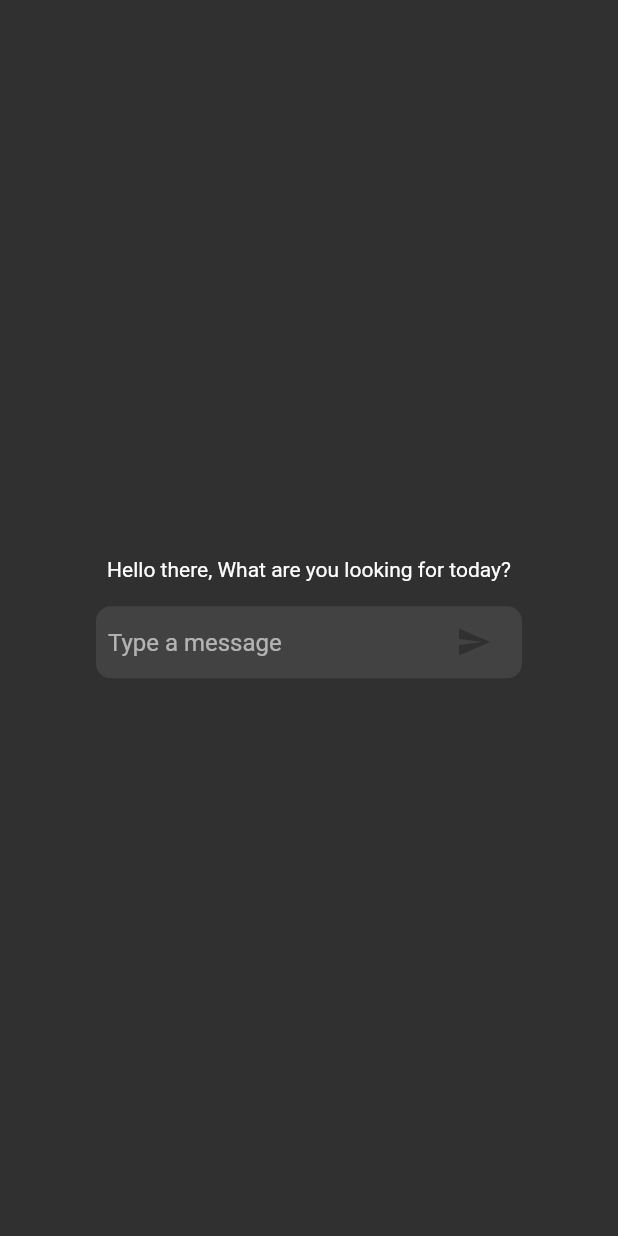
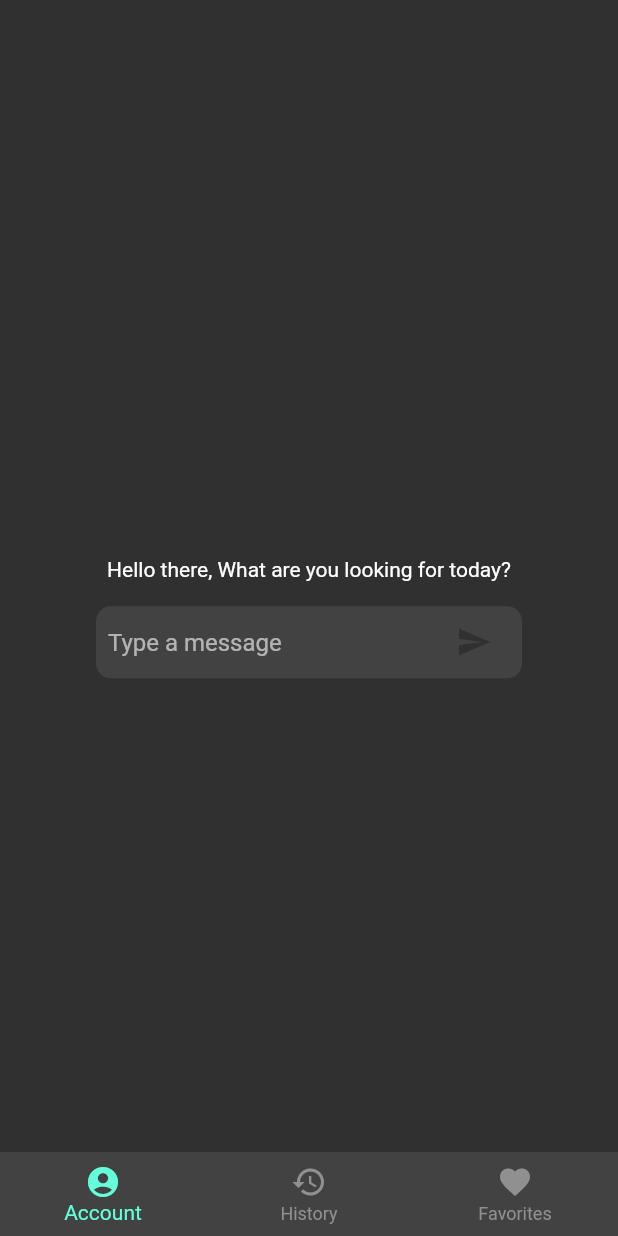
Before and after one commit to JanDuchnowski/chatapp, a Flutter app: the screen it shows after launch, on a phone screen of 412 x 824 dp. Run offline on Flutter 3.47's test engine with Material 2 defaults, Android fonts, the phone set to English and light mode, and no system bars; our stand-ins replace bloc, equatable, flutter_bloc.

Commit message:
Moved files and added navigation bloc with fixed navigation bar

```diff
--- a/chat_app/lib/bloc/chat/chat_bloc.dart
+++ b/chat_app/lib/bloc/chat/chat_bloc.dart
@@ -22,10 +22,6 @@ class ChatBloc extends Bloc<ChatEvent, ChatState> {
     final String answer = response['recommendation'];
          print("got here");
 
-      // Use the productList as needed
-
-    // END: abpxx6d04wxr
-
 
     final List<String> messageHistory = state.messageHistory + [event.message];
     emit(state.copyWith(messageHistory: messageHistory, answer:answer, status: ChatStateStatus.fetched, productList: productList));
--- /dev/null
+++ b/chat_app/lib/bloc/navigation/navigation_bloc.dart
@@ -0,0 +1,13 @@
+import 'package:bloc/bloc.dart';
+import 'package:equatable/equatable.dart';
+
+part 'navigation_event.dart';
+part 'navigation_state.dart';
+
+class NavigationBloc extends Bloc<NavigationEvent, NavigationState> {
+  NavigationBloc() : super(const NavigationState.initial()) {
+    on<NavigationEvent>((event, emit) {
+      emit(state.copyWith(selectedIndex: event.index));
+    });
+  }
+}
--- /dev/null
+++ b/chat_app/lib/bloc/navigation/navigation_event.dart
@@ -0,0 +1,8 @@
+part of 'navigation_bloc.dart';
+
+class NavigationEvent extends Equatable {
+  const NavigationEvent({required this.index});
+  final int index;
+  @override
+  List<Object> get props => [index];
+}
--- /dev/null
+++ b/chat_app/lib/bloc/navigation/navigation_state.dart
@@ -0,0 +1,16 @@
+part of 'navigation_bloc.dart';
+
+class NavigationState extends Equatable {
+  const NavigationState({required this.selectedIndex});
+  final int selectedIndex;
+  const NavigationState.initial() : selectedIndex = 0;
+
+  NavigationState copyWith({
+    int? selectedIndex,
+  }) {
+    return NavigationState(selectedIndex: selectedIndex ?? this.selectedIndex);
+  }
+
+  @override
+  List<Object> get props => [selectedIndex];
+}
--- a/chat_app/lib/main.dart
+++ b/chat_app/lib/main.dart
@@ -4,14 +4,21 @@ import 'package:chat_app/bloc/chat/chat_bloc.dart';
 import 'package:chat_app/bloc/theme/theme_bloc.dart';
 import 'package:chat_app/interfaces/chat_interface.dart';
 import 'package:chat_app/repositories/chat_repository.dart';
-import 'package:chat_app/screens/chat_screen/chat_screen.dart';
+import 'package:chat_app/views/screens/chat_screen/chat_screen.dart';
+import 'package:chat_app/views/screens/favorites/favorites_screen.dart';
+import 'package:chat_app/views/screens/history/history_screen.dart';
+import 'package:chat_app/views/screens/home_screen.dart';
+import 'package:chat_app/views/widget/custom_navigation_bar.dart';
 import 'package:flutter/material.dart';
 import 'package:flutter_bloc/flutter_bloc.dart';
+
+import 'bloc/navigation/navigation_bloc.dart';
 
 void main() {
   final ChatInterface chatInterface = ChatRepository();
   runApp(MultiBlocProvider(
     providers: [
+      BlocProvider(create: (context) => NavigationBloc()),
       BlocProvider(
         create: (context) => ChatBloc(chatInterface: chatInterface),
       ),
@@ -20,7 +27,7 @@ void main() {
       ),
       BlocProvider(create: (context) => ThemeBloc()),
     ],
-    child: ChatGPTPage(),
+    child: const ChatGPTPage(),
 
   ),
   );
@@ -35,7 +42,8 @@ class ChatGPTPage extends StatelessWidget {
     return MaterialApp(
       theme: ThemeData.dark(),
       home: Scaffold(
-        body: ChatScreen(),
+        body: HomeScreen(),
+
       ),
     );
   }
--- a/chat_app/lib/screens/chat_screen/chat_screen.dart
+++ /dev/null
@@ -1,96 +0,0 @@
-import 'package:chat_app/bloc/chat/chat_bloc.dart';
-import 'package:chat_app/constant_strings.dart';
-import 'package:chat_app/screens/chat_screen/widgets/chat_message.dart';
-import 'package:chat_app/screens/chat_screen/widgets/product_card.dart';
-import 'package:chat_app/utils/build_context_data.dart';
-import 'package:flutter/material.dart';
-import 'package:flutter_bloc/flutter_bloc.dart';
-
-class ChatScreen extends StatelessWidget {
-  final TextEditingController _textController = TextEditingController();
-
-  ChatScreen({super.key});
-
-  @override
-  Widget build(BuildContext context) {
-    final BuildContextData ctxData = BuildContextData(context);
-    return BlocBuilder<ChatBloc, ChatState>(
-      builder: (context, state) {
-        return Padding(
-          padding: const EdgeInsets.symmetric(horizontal: 64.0),
-          child: Column(
-            mainAxisAlignment: MainAxisAlignment.center,
-            children: <Widget>[
-              if(state.messageHistory.isNotEmpty)
-              ListView.builder(
-                itemBuilder: (context, index) {
-                  return ChatMessage(
-                    text: state.messageHistory[index],
-                    index: index,
-                  );
-                },
-                itemCount: state.messageHistory.length,
-                shrinkWrap: true,
-              ),
-              if(state.messageHistory.isEmpty)
-              const Text(ConstantStrings.WELCOME_USER),
-              SizedBox(
-                height: ctxData.screenHeight * 0.02,
-              ),
-              if(state.messageHistory.isNotEmpty)
-              Expanded(
-                child: ListView.builder(
-                  itemBuilder: (context, index) {
-                    return ProductRecommendationCard(
-                      product: state.productList[index],
-                    );
-                  },
-                  itemCount: state.productList.length,
-
-                ),
-              ),
-              Container(
-                decoration: BoxDecoration(
-                  color: Theme.of(context).cardColor,
-                  borderRadius: BorderRadius.circular(10),
-                ),
-                child: _buildTextComposer(context),
-              ),
-            ],
-          ),
-        );
-      },
-    );
-  }
-
-  Widget _buildTextComposer(BuildContext context) {
-    return IconTheme(
-      data: IconThemeData(color: Theme.of(context).canvasColor),
-      child: Container(
-        margin: const EdgeInsets.symmetric(horizontal: 8.0),
-        child: Row(
-          children: <Widget>[
-            Flexible(
-              child: TextField(
-                controller: _textController,
-                onSubmitted: (text) {},
-                decoration: const InputDecoration.collapsed(
-                  hintText: 'Type a message',
-                ),
-              ),
-            ),
-            IconButton(
-              icon: const Icon(Icons.send),
-              onPressed: () {
-                context
-                    .read<ChatBloc>()
-                    .add(NewMessageEvent(message: _textController.text));
-                _textController.clear();
-              },
-            ),
-          ],
-        ),
-      ),
-    );
-  }
-}
--- /dev/null
+++ b/chat_app/lib/views/screens/chat_screen/chat_screen.dart
@@ -0,0 +1,117 @@
+import 'package:chat_app/bloc/chat/chat_bloc.dart';
+import 'package:chat_app/constant_strings.dart';
+import 'package:chat_app/views/screens/chat_screen/widgets/chat_message.dart';
+import 'package:chat_app/views/screens/chat_screen/widgets/product_card.dart';
+import 'package:chat_app/utils/build_context_data.dart';
+import 'package:flutter/material.dart';
+import 'package:flutter_bloc/flutter_bloc.dart';
+
+class ChatScreen extends StatelessWidget {
+  final TextEditingController _textController = TextEditingController();
+
+  ChatScreen({super.key});
+
+  @override
+  Widget build(BuildContext context) {
+    final BuildContextData ctxData = BuildContextData(context);
+    return BlocBuilder<ChatBloc, ChatState>(
+      builder: (context, state) {
+        return SafeArea(
+          child: Padding(
+            padding: const EdgeInsets.symmetric(horizontal: 64.0),
+            child: Column(
+              mainAxisAlignment: MainAxisAlignment.center,
+              children: [
+                SizedBox(
+                  height:  state.messageHistory.isNotEmpty?  ctxData.screenHeight * 0.95: null,
+                  child: SingleChildScrollView(
+                    child: Column(
+                      mainAxisAlignment: MainAxisAlignment.center,
+                      children: <Widget>[
+                        if(state.messageHistory.isNotEmpty)
+                        ListView.builder(
+                          physics: const NeverScrollableScrollPhysics(),
+                          itemBuilder: (context, index) {
+                            return ChatMessage(
+                              text: state.messageHistory[index],
+                              index: index,
+                            );
+                          },
+                          itemCount: state.messageHistory.length,
+                          shrinkWrap: true,
+                        ),
+                        if(state.messageHistory.isNotEmpty)
+                       Container(decoration: BoxDecoration(        color: Theme.of(context).cardColor, borderRadius: BorderRadius.circular(10)), child: Text(state.answer),),
+                        if(state.messageHistory.isEmpty)
+                        const Text(ConstantStrings.WELCOME_USER),
+                        SizedBox(
+                          height: ctxData.screenHeight * 0.02,
+                        ),
+                        if(state.messageHistory.isNotEmpty)
+                        GridView.builder(
+                          physics: NeverScrollableScrollPhysics(),
+                          gridDelegate: const SliverGridDelegateWithFixedCrossAxisCount(
+                            crossAxisCount: 3,
+                            childAspectRatio: 1.5,
+                            crossAxisSpacing: 10,
+                            mainAxisSpacing: 10,
+                          ),
+                          itemBuilder: (context, index) {
+                            return ProductRecommendationCard(
+                              product: state.productList[index],
+                            );
+                          },
+                          itemCount: state.productList.length,
+                          shrinkWrap: true,
+                        ),
+
+                      ],
+                    ),
+                  ),
+                ),
+                               Container(
+                          decoration: BoxDecoration(
+                            color: Theme.of(context).cardColor,
+                            borderRadius: BorderRadius.circular(10),
+                          ),
+                          child: _buildTextComposer(context),
+                        ),
+              ],
+            ),
+          ),
+        );
+      },
+    );
+  }
+
+  Widget _buildTextComposer(BuildContext context) {
+    return IconTheme(
+      data: IconThemeData(color: Theme.of(context).canvasColor),
+      child: Container(
+        margin: const EdgeInsets.symmetric(horizontal: 8.0),
+        child: Row(
+          children: <Widget>[
+            Flexible(
+              child: TextField(
+                controller: _textController,
+                onSubmitted: (text) {},
+                decoration: const InputDecoration.collapsed(
+                  hintText: 'Type a message',
+                ),
+              ),
+            ),
+            IconButton(
+              icon: const Icon(Icons.send),
+              onPressed: () {
+                context
+                    .read<ChatBloc>()
+                    .add(NewMessageEvent(message: _textController.text));
+                _textController.clear();
+              },
+            ),
+          ],
+        ),
+      ),
+    );
+  }
+}
--- /dev/null
+++ b/chat_app/lib/views/screens/home_screen.dart
@@ -0,0 +1,70 @@
+import 'package:chat_app/bloc/navigation/navigation_bloc.dart';
+import 'package:chat_app/views/screens/chat_screen/chat_screen.dart';
+import 'package:chat_app/views/screens/favorites/favorites_screen.dart';
+import 'package:chat_app/views/screens/history/history_screen.dart';
+import 'package:chat_app/views/widget/custom_navigation_bar.dart';
+import 'package:flutter/material.dart';
+import 'package:flutter_bloc/flutter_bloc.dart';
+
+class HomeScreen extends StatefulWidget {
+  const HomeScreen({Key? key}) : super(key: key);
+
+  @override
+  State<HomeScreen> createState() => _HomeScreenState();
+}
+
+class _HomeScreenState extends State<HomeScreen> {
+  @override
+  void initState() {
+    super.initState();
+  }
+
+  Map<int, GlobalKey<NavigatorState>> navigatorKeys = {
+    0: GlobalKey<NavigatorState>(),
+    1: GlobalKey<NavigatorState>(),
+    2: GlobalKey<NavigatorState>(),
+    3: GlobalKey<NavigatorState>(),
+  };
+  final List<Widget> _widgetOptions = <Widget>[
+    ChatScreen(),
+    HistoryScreen(),
+    FavoritesScreen(),
+  ];
+
+  void onItemTapped(int index) {
+    context.read<NavigationBloc>().add(NavigationEvent(index: index));
+  }
+
+
+
+  @override
+  Widget build(BuildContext context) {
+    return BlocBuilder<NavigationBloc, NavigationState>(
+      builder: (context, state) {
+        return Stack(
+          children: [
+            Container(
+              child: buildNavigator(state.selectedIndex),
+            ),
+            Align(
+              alignment: Alignment.bottomCenter,
+              child: CustomNavigationBar(
+                  currentlySelected: state.selectedIndex,
+                  onTap: onItemTapped),
+            )
+          ],
+        );
+      },
+    );
+  }
+
+  buildNavigator(int index) {
+    return Navigator(
+      key: (index == 2 || index == 3) ? navigatorKeys[2] : navigatorKeys[index],
+      onGenerateRoute: (RouteSettings settings) {
+        return MaterialPageRoute(
+            builder: (_) => _widgetOptions.elementAt(index));
+      },
+    );
+  }
+}
--- /dev/null
+++ b/chat_app/lib/views/widget/custom_navigation_bar.dart
@@ -0,0 +1,55 @@
+import 'package:chat_app/utils/build_context_data.dart';
+import 'package:flutter/material.dart';
+import 'package:flutter_bloc/flutter_bloc.dart';
+
+class CustomNavigationBar extends StatefulWidget {
+  const CustomNavigationBar({
+    Key? key,
+    required this.currentlySelected,
+    required this.onTap,
+  }) : super(key: key);
+
+  final int currentlySelected;
+  final Function(int) onTap;
+
+  @override
+  State<CustomNavigationBar> createState() => _CustomNavigationBarState();
+}
+
+class _CustomNavigationBarState extends State<CustomNavigationBar> {
+  @override
+  Widget build(BuildContext context) {
+    final BuildContextData ctxData = BuildContextData(context);
+
+    return Container(
+      decoration:  BoxDecoration(
+        color: Theme.of(context).cardColor,
+      ),
+      child: BottomNavigationBar(
+        backgroundColor: Theme.of(context).cardColor,
+        onTap: (int index) {
+          widget.onTap(index);
+        },
+        type: BottomNavigationBarType.fixed,
+        elevation: 0,
+
+        unselectedItemColor: const Color.fromRGBO(144, 144, 145, 1),
+        currentIndex: widget.currentlySelected,
+        items: const [
+          BottomNavigationBarItem(
+            icon: Icon(Icons.account_circle),
+            label: 'Account',
+          ),
+          BottomNavigationBarItem(
+            icon: Icon(Icons.history),
+            label: 'History',
+          ),
+          BottomNavigationBarItem(
+            icon: Icon(Icons.favorite),
+            label: 'Favorites',
+          ),
+        ],
+      ),
+    );
+  }
+}
```
Also changed, not shown: chat_app/lib/screens/chat_screen/widgets/product_card.dart (deleted, +0 -15 lines), chat_app/lib/views/screens/chat_screen/widgets/product_card.dart (added, +29 -0 lines), chat_app/lib/views/screens/favorites/favorites_screen.dart (added, +10 -0 lines), chat_app/lib/views/screens/history/history_screen.dart (added, +10 -0 lines), chat_app/lib/views/screens/chat_screen/widgets/bottom_navigation_bar.dart (added), chat_app/lib/views/screens/chat_screen/widgets/chat_message.dart (renamed from chat_app/lib/screens/chat_screen/widgets/chat_message.dart), chat_app/lib/views/screens/chat_screen/widgets/price_slider.dart (added), chat_app/lib/views/screens/chat_screen/widgets/response_message.dart (renamed from chat_app/lib/screens/chat_screen/widgets/response_message.dart), chat_app/lib/views/screens/chat_screen/widgets/text_prompt.dart (renamed from chat_app/lib/screens/chat_screen/widgets/text_prompt.dart).
